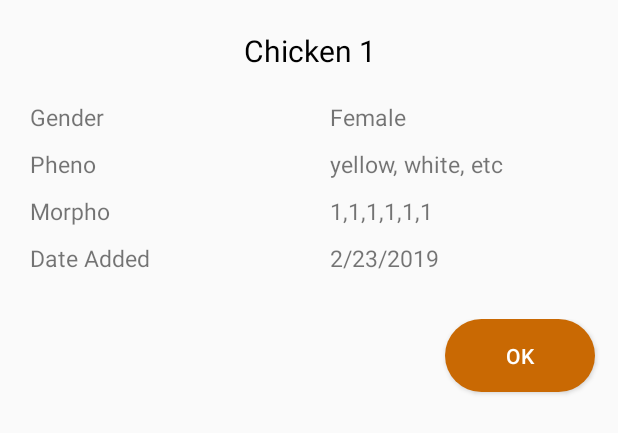
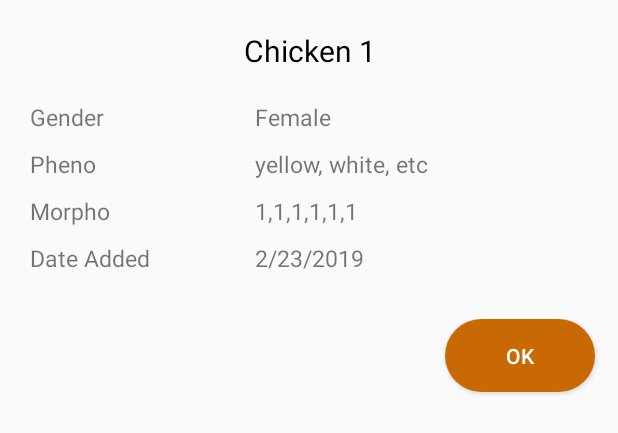
Before and after one commit to ralphmartin96/NativePoultryIS, an Android app: the layout dialog_view_replacement_pheno_morph_more.xml on its own in the app's theme, with its tools: preview values and no code run, on a phone screen of 412 x 824 dp. Shown: the top 433 px of the screen. Run offline under Robolectric (Android 15) with nearby library versions, the phone set to English and light mode, and no system bars.

Commit message:
Updated UI for View Replacement PhenoMorpho more

```diff
--- a/app/src/main/res/layout/dialog_view_replacement_pheno_morph_more.xml
+++ b/app/src/main/res/layout/dialog_view_replacement_pheno_morph_more.xml
@@ -24,21 +24,22 @@
         android:layout_marginRight="20dp"
         android:layout_marginBottom="10dp"
         >
+
         <TextView
-            android:layout_width="200dp"
+            android:layout_width="150dp"
             android:layout_height="wrap_content"
             android:text="Gender"
-            android:textSize="15sp"/>
+            android:textSize="15sp" />
 
         <TextView
             android:id="@+id/gender"
-            android:layout_width="wrap_content"
+            android:layout_width="220dp"
             android:layout_height="wrap_content"
             android:layout_below="@+id/textView"
 
+            android:inputType="number"
+
             android:text="Female"
-
-            android:inputType="number"
             android:textSize="15sp" />
 
     </LinearLayout>
@@ -49,21 +50,22 @@
         android:layout_marginLeft="20dp"
         android:layout_marginRight="20dp"
         android:layout_marginBottom="10dp">
+
         <TextView
-            android:layout_width="200dp"
+            android:layout_width="150dp"
             android:layout_height="wrap_content"
             android:text="Pheno"
-            android:textSize="15sp"/>
+            android:textSize="15sp" />
 
         <TextView
             android:id="@+id/pheno"
-            android:layout_width="wrap_content"
+            android:layout_width="220dp"
             android:layout_height="wrap_content"
             android:layout_below="@+id/textView"
 
+            android:inputType="number"
+
             android:text="yellow, white, etc"
-
-            android:inputType="number"
             android:textSize="15sp" />
 
     </LinearLayout>
@@ -75,11 +77,12 @@
         android:layout_marginLeft="20dp"
         android:layout_marginRight="20dp"
         android:layout_marginBottom="10dp">
+
         <TextView
-            android:layout_width="200dp"
+            android:layout_width="150dp"
             android:layout_height="wrap_content"
             android:text="Morpho"
-            android:textSize="15sp"/>
+            android:textSize="15sp" />
 
         <TextView
             android:id="@+id/morpho"
@@ -104,7 +107,7 @@
         android:layout_marginRight="20dp"
         android:layout_marginBottom="10dp">
         <TextView
-            android:layout_width="200dp"
+            android:layout_width="150dp"
             android:layout_height="wrap_content"
             android:text="Date Added"
             android:textSize="15sp"/>
@@ -113,8 +116,8 @@
             android:id="@+id/date_added"
             android:layout_width="wrap_content"
             android:layout_height="wrap_content"
+            android:inputType="number"
             android:text="2/23/2019"
-            android:inputType="number"
             android:textSize="15sp" />
 
     </LinearLayout>
```
